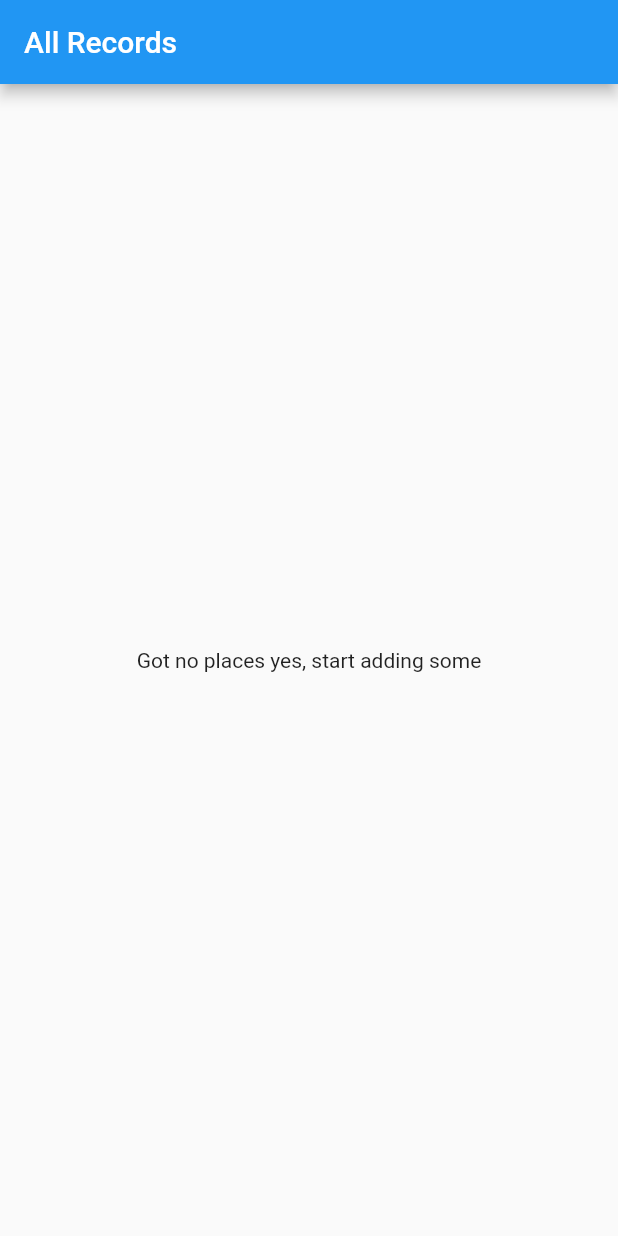
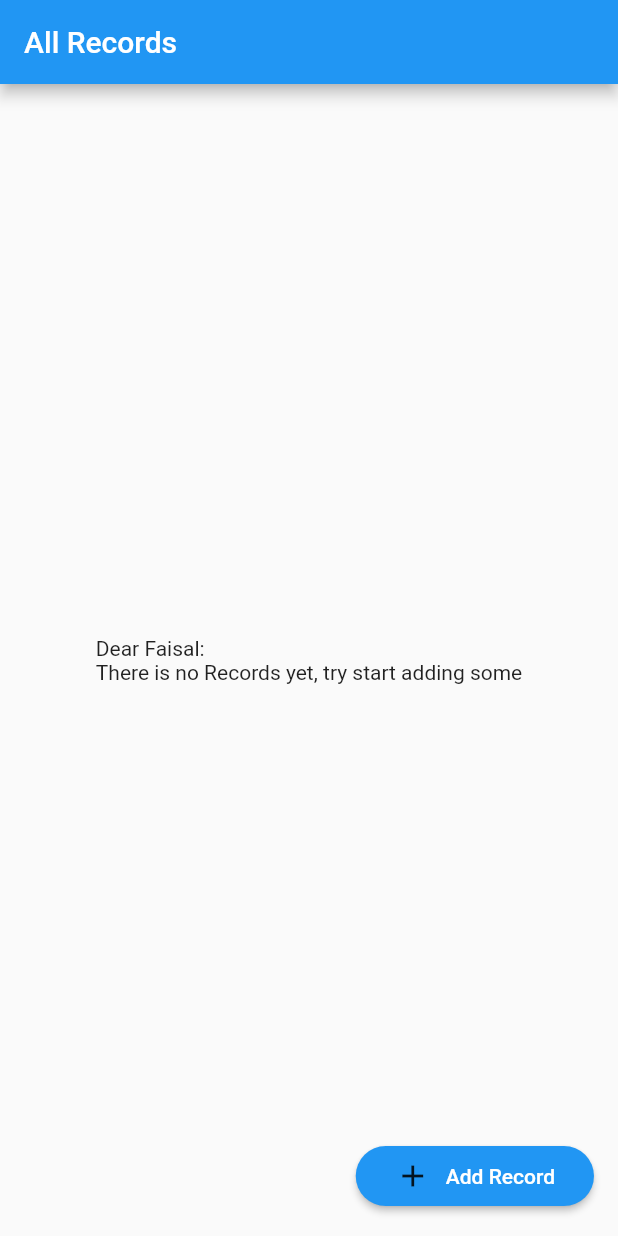
Before and after one commit to SyedDaniyalAli/inventory_record, a Flutter app: the screen it shows after launch, on a phone screen of 412 x 824 dp. Run offline on Flutter 3.47's test engine with Material 2 defaults, Android fonts, the phone set to English and light mode, and no system bars; our stand-ins replace sqflite; accounts and stored records are empty.

Commit message:
bottom_sheet.dart added

```diff
--- a/lib/screens/records_screen.dart
+++ b/lib/screens/records_screen.dart
@@ -1,8 +1,10 @@
 import 'package:flutter/material.dart';
-import 'package:inventory_record/providers/record.dart';
-import '../models/record.dart';
-import 'package:inventory_record/widgets/record_Item.dart';
 import 'package:provider/provider.dart';
+
+import '../providers/record.dart';
+import '../widgets/bottom_sheet.dart';
+import '../widgets/custom_action_button.dart';
+import '../widgets/record_Item.dart';
 
 class RecordsScreen extends StatelessWidget {
   @override
@@ -29,10 +31,34 @@ class RecordsScreen extends StatelessWidget {
                                     RecordItem(currentRecord.item[i]),
                               ),
                     child: Center(
-                      child: const Text('Got no places yes, start adding some'),
+                      child: const Text(
+                          'Dear Faisal: \nThere is no Records yet, try start adding some'),
                     ),
                   ),
+      ),
+      floatingActionButton: CustomActionButton(
+        onPressed: () {
+          _showTransactionModalSheet(context);
+        },
+        btnText: 'Add Record', icon: Icons.add,
       ),
     );
   }
 }
+
+//Show Bottom Sheet~~~~~~~~~~~~~~~~~~~~~~~~~~~~~~~~~~~~~~~~~~~~~~~~~~~~~~~~~~~
+void _showTransactionModalSheet(BuildContext ctx) {
+  showModalBottomSheet(
+      shape: RoundedRectangleBorder(
+          borderRadius: BorderRadius.vertical(top: Radius.circular(25.0))),
+      backgroundColor: Colors.transparent,
+      isScrollControlled: true,
+      context: ctx,
+      builder: (_) {
+        return GestureDetector(
+          onTap: () {},
+          child: CustomBottomSheet(),
+          behavior: HitTestBehavior.opaque,
+        );
+      });
+}
--- /dev/null
+++ b/lib/widgets/custom_action_button.dart
@@ -0,0 +1,36 @@
+import 'package:flutter/material.dart';
+
+class CustomActionButton extends StatelessWidget {
+  final GestureTapCallback onPressed;
+  final String btnText;
+  final IconData icon;
+
+  CustomActionButton(
+      {@required this.onPressed, @required this.btnText, @required this.icon});
+
+  @override
+  Widget build(BuildContext context) {
+    return MaterialButton(
+      color: Theme.of(context).primaryColor,
+      child: Padding(
+        padding: const EdgeInsets.symmetric(vertical: 8.0, horizontal: 10.0),
+        child: Row(
+          mainAxisSize: MainAxisSize.min,
+          children: [
+            if (icon != null) Icon(icon),
+            if (icon != null)
+              SizedBox(
+                width: 10,
+              ),
+            Text(
+              btnText,
+              style: TextStyle(color: Colors.white),
+            ),
+          ],
+        ),
+      ),
+      shape: const StadiumBorder(),
+      onPressed: onPressed,
+    );
+  }
+}
--- a/pubspec.yaml
+++ b/pubspec.yaml
@@ -29,6 +29,7 @@ dependencies:
   provider: ^5.0.0
   sqflite: ^2.0.0+2
   path: ^1.8.0
+  intl: ^0.16.1 #using for date Format
 #~~~~~~~~~~~~~~~~~~~~~~~~~~~~~~~~~~~~~~~~~~~~~~~~~~~~~~~~~~~~~~~~~~~~~~~~~~~~~~~~~~~~~~~~~~~~~~~~~~~
 
 
```
Also changed, not shown: lib/widgets/bottom_sheet.dart (added, +95 -0 lines), pubspec.lock.
